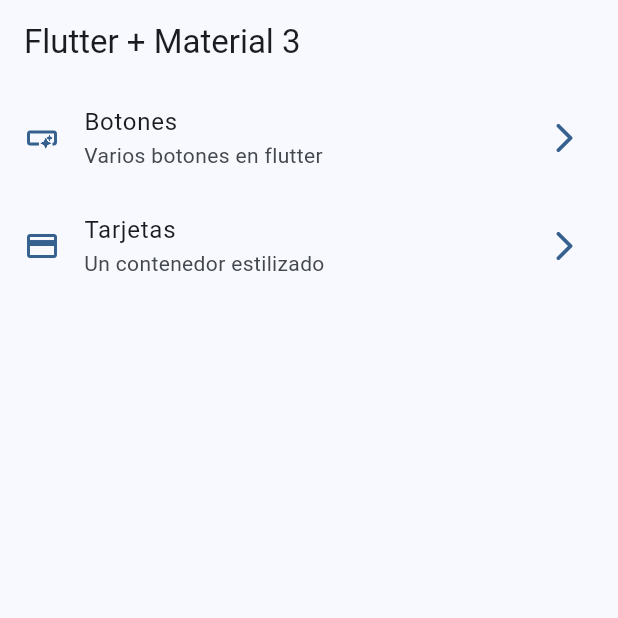
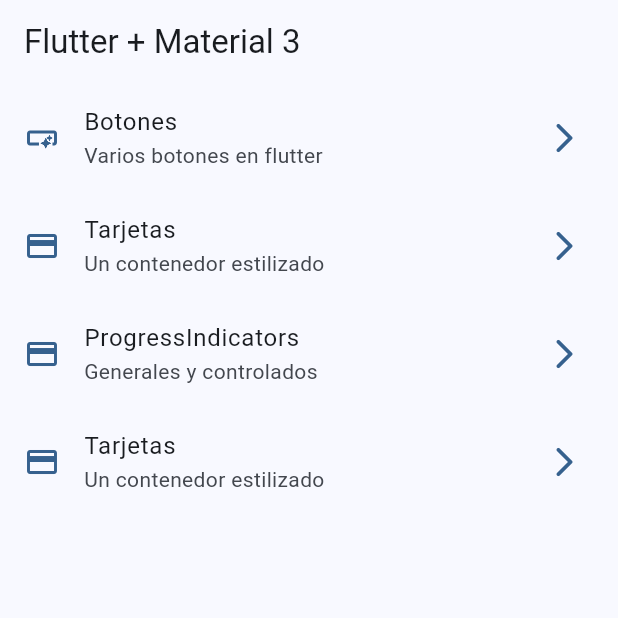
Before and after one commit to hasprilla/widgets_app, a Flutter app: the screen it shows after launch, on a phone screen of 412 x 824 dp, the top half of it. Run offline on Flutter 3.47's test engine with Material 2 defaults, Android fonts, the phone set to English and light mode, and no system bars; our stand-ins replace go_router.

Commit message:
Progress indicator terminado

```diff
--- a/lib/config/menu/menu_items.dart
+++ b/lib/config/menu/menu_items.dart
@@ -29,4 +29,16 @@ const appMenuItems = <MenuItem>[
     link: '/cards',
     icon: Icons.credit_card,
   ),
+  MenuItem(
+    title: 'ProgressIndicators',
+    subTitle: 'Generales y controlados',
+    link: '/progress',
+    icon: Icons.credit_card,
+  ),
+  MenuItem(
+    title: 'Tarjetas',
+    subTitle: 'Un contenedor estilizado',
+    link: '/cards',
+    icon: Icons.credit_card,
+  ),
 ];
--- a/lib/config/router/app_router.dart
+++ b/lib/config/router/app_router.dart
@@ -20,5 +20,10 @@ final appRouter = GoRouter(
       name: CardsScreen.name,
       builder: (context, state) => const CardsScreen(),
     ),
+    GoRoute(
+      path: '/progress',
+      name: ProgressScreen.name,
+      builder: (context, state) => const ProgressScreen(),
+    ),
   ],
 );
```
Also changed, not shown: lib/presentation/screens/progress/progress_screen.dart (+59 -2 lines).
